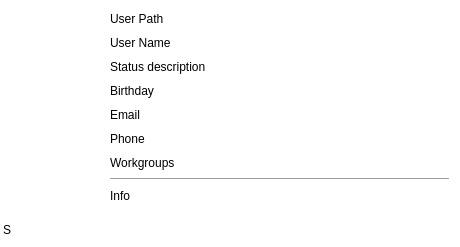
Before: the Qt Designer form src/desktop/GuiVCard.ui in Stkai/BeeBEEP, drawn with Qt 5.
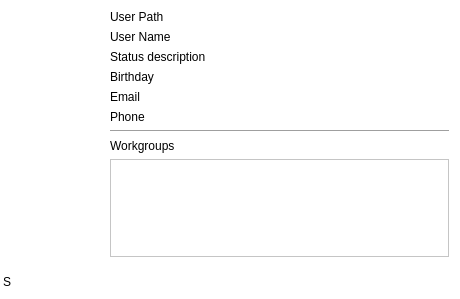
After: the same form once the commit is applied. Icons and pictures are not drawn.

Commit message: Fixed VCard visualization. Translations updated.

```diff
--- a/src/desktop/GuiVCard.ui
+++ b/src/desktop/GuiVCard.ui
@@ -7,9 +7,15 @@
     <x>0</x>
     <y>0</y>
     <width>460</width>
-    <height>247</height>
+    <height>299</height>
    </rect>
   </property>
+  <property name="minimumSize">
+   <size>
+    <width>460</width>
+    <height>0</height>
+   </size>
+  </property>
   <property name="palette">
    <palette>
     <active>
@@ -278,6 +284,9 @@
         <property name="alignment">
          <set>Qt::AlignLeading|Qt::AlignLeft|Qt::AlignVCenter</set>
         </property>
+        <property name="wordWrap">
+         <bool>true</bool>
+        </property>
         <property name="textInteractionFlags">
          <set>Qt::LinksAccessibleByMouse|Qt::TextSelectableByMouse</set>
         </property>
@@ -297,6 +306,9 @@
         <property name="alignment">
          <set>Qt::AlignLeading|Qt::AlignLeft|Qt::AlignVCenter</set>
         </property>
+        <property name="wordWrap">
+         <bool>true</bool>
+        </property>
         <property name="textInteractionFlags">
          <set>Qt::LinksAccessibleByMouse|Qt::TextSelectableByMouse</set>
         </property>
@@ -381,13 +393,6 @@
         </property>
        </widget>
       </item>
-      <item>
-       <widget class="QLabel" name="mp_lWorkgroups">
-        <property name="text">
-         <string>Workgroups</string>
-        </property>
-       </widget>
-      </item>
       <item>
        <widget class="Line" name="line">
         <property name="orientation">
@@ -396,9 +401,34 @@
        </widget>
       </item>
       <item>
-       <widget class="QLabel" name="mp_lInfo">
+       <widget class="QLabel" name="mp_lWorkgroups">
         <property name="text">
-         <string>Info</string>
+         <string>Workgroups</string>
+        </property>
+        <property name="wordWrap">
+         <bool>true</bool>
+        </property>
+       </widget>
+      </item>
+      <item>
+       <widget class="QPlainTextEdit" name="mp_teInfo">
+        <property name="frameShape">
+         <enum>QFrame::StyledPanel</enum>
+        </property>
+        <property name="lineWidth">
+         <number>2</number>
+        </property>
+        <property name="midLineWidth">
+         <number>1</number>
+        </property>
+        <property name="undoRedoEnabled">
+         <bool>false</bool>
+        </property>
+        <property name="readOnly">
+         <bool>true</bool>
+        </property>
+        <property name="plainText">
+         <string notr="true"/>
         </property>
        </widget>
       </item>
```
The commit also changes 29 other files.
